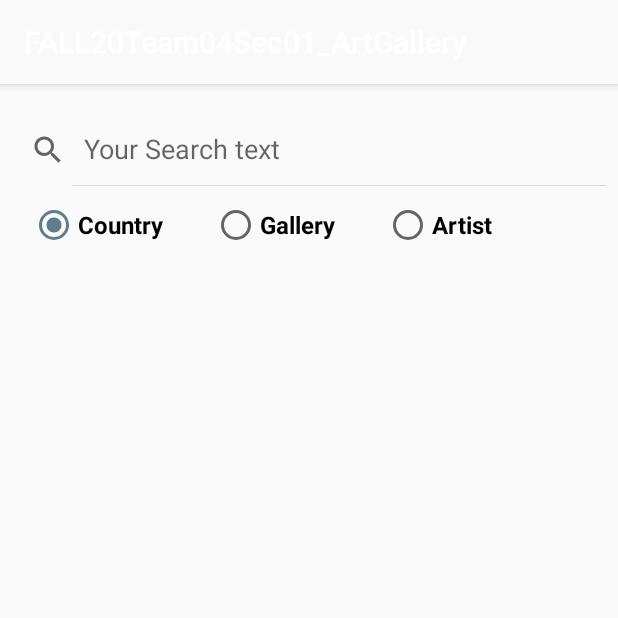
After one commit to Sindhujav18/FALL20Team04Sec01_ArtGallery, an Android app: the SearchActivity screen opened directly, with no data from a screen before it, on a phone screen of 412 x 824 dp, the top half of it. The commit adds this screen. Run offline under Robolectric (Android 15) with nearby library versions, the phone set to English and light mode, and no system bars.

Commit message:
search activity created

```diff
--- a/app/src/main/AndroidManifest.xml
+++ b/app/src/main/AndroidManifest.xml
@@ -9,7 +9,8 @@
         android:roundIcon="@mipmap/ic_launcher_round"
         android:supportsRtl="true"
         android:theme="@style/AppTheme">
-        <activity android:name=".Categories"></activity>
+        <activity android:name=".SearchActivity"></activity>
+        <activity android:name=".Categories" />
         <activity android:name=".ForgotPassword" />
         <activity android:name=".user_details" />
         <activity android:name=".upload_art" />
--- /dev/null
+++ b/app/src/main/java/com/example/fall20team04sec01_artgallery/SearchActivity.java
@@ -0,0 +1,14 @@
+package com.example.fall20team04sec01_artgallery;
+
+import androidx.appcompat.app.AppCompatActivity;
+
+import android.os.Bundle;
+
+public class SearchActivity extends AppCompatActivity {
+
+    @Override
+    protected void onCreate(Bundle savedInstanceState) {
+        super.onCreate(savedInstanceState);
+        setContentView(R.layout.activity_search);
+    }
+}
--- /dev/null
+++ b/app/src/main/res/layout/activity_search.xml
@@ -0,0 +1,95 @@
+<?xml version="1.0" encoding="utf-8"?>
+<RelativeLayout xmlns:android="http://schemas.android.com/apk/res/android"
+    android:layout_width="match_parent"
+    android:layout_height="match_parent"
+    android:layout_marginTop="@dimen/margin_20">
+
+    <SearchView
+        android:id="@+id/search"
+        android:layout_width="fill_parent"
+        android:layout_height="wrap_content"
+        android:autofillHints="Your Search text"
+        android:iconifiedByDefault="false"
+        android:queryHint="Your Search text">
+
+        <requestFocus />
+    </SearchView>
+
+    <ListView
+        android:id="@+id/listview"
+        android:layout_width="fill_parent"
+        android:layout_height="match_parent"
+        android:layout_below="@+id/search"
+        android:layout_marginLeft="@dimen/margin_20"
+        android:layout_marginRight="@dimen/margin_20"
+        android:visibility="invisible" />
+
+    <RadioGroup
+        android:id="@+id/radio_action"
+        android:layout_width="wrap_content"
+        android:layout_height="wrap_content"
+        android:layout_below="@+id/search"
+        android:layout_gravity="center_horizontal"
+        android:layout_marginLeft="@dimen/margin_20"
+        android:checkedButton="@+id/country_radio"
+        android:layout_marginTop="@dimen/margin_10"
+        android:layout_marginRight="@dimen/margin_20"
+        android:orientation="horizontal"
+        android:weightSum="15">
+
+    <RadioButton
+        android:id="@+id/country_radio"
+        android:layout_width="wrap_content"
+        android:layout_height="wrap_content"
+        android:layout_weight="05"
+        android:text="@string/country"
+        android:textSize="16sp"
+        android:textStyle="bold" />
+
+    <RadioButton
+        android:layout_width="wrap_content"
+        android:layout_height="wrap_content"
+        android:layout_marginLeft="@dimen/margin_32"
+        android:layout_marginRight="@dimen/margin_32"
+        android:layout_weight="05"
+        android:text="@string/gallery"
+        android:textSize="16sp"
+        android:textStyle="bold" />
+
+        <RadioButton
+            android:layout_width="wrap_content"
+            android:layout_height="wrap_content"
+            android:layout_weight="05"
+            android:text="@string/artist"
+            android:textSize="16sp"
+            android:textStyle="bold" />
+
+    </RadioGroup>
+
+    <androidx.recyclerview.widget.RecyclerView
+        android:id="@+id/recycler_view"
+        android:layout_width="match_parent"
+        android:layout_height="wrap_content"
+        android:layout_below="@+id/radio_action"
+        android:layout_marginLeft="@dimen/margin_20"
+        android:layout_marginRight="@dimen/margin_20"
+        android:clipToPadding="false"
+        android:visibility="gone"
+        android:scrollbars="vertical" />
+
+    <TextView
+        android:id="@+id/no_arts_available"
+        android:layout_width="wrap_content"
+        android:visibility="gone"
+        android:text="No arts available \n Please check later"
+        android:layout_height="wrap_content"
+        android:textColor="@color/price_color"
+        android:textStyle="bold"
+
+        android:textAppearance="?android:textAppearanceLarge"
+        android:gravity="center_horizontal|center_vertical"
+        android:layout_centerHorizontal="true"
+        android:layout_centerVertical="true"/>
+
+
+</RelativeLayout>
--- a/app/src/main/res/values/strings.xml
+++ b/app/src/main/res/values/strings.xml
@@ -12,6 +12,10 @@
     <string name="title_home">Gallery</string>
     <string name="title_dashboard">Categories</string>
     <string name="search">Search</string>
+    <string name="country">Country</string>
+    <string name="gallery">Gallery</string>
+    <string name="artist">Artist</string>
+    <string name="artists">Artists</string>
     <string name="cart">My Bag</string>
     <string name="my_profile">More</string>
 </resources>
```
